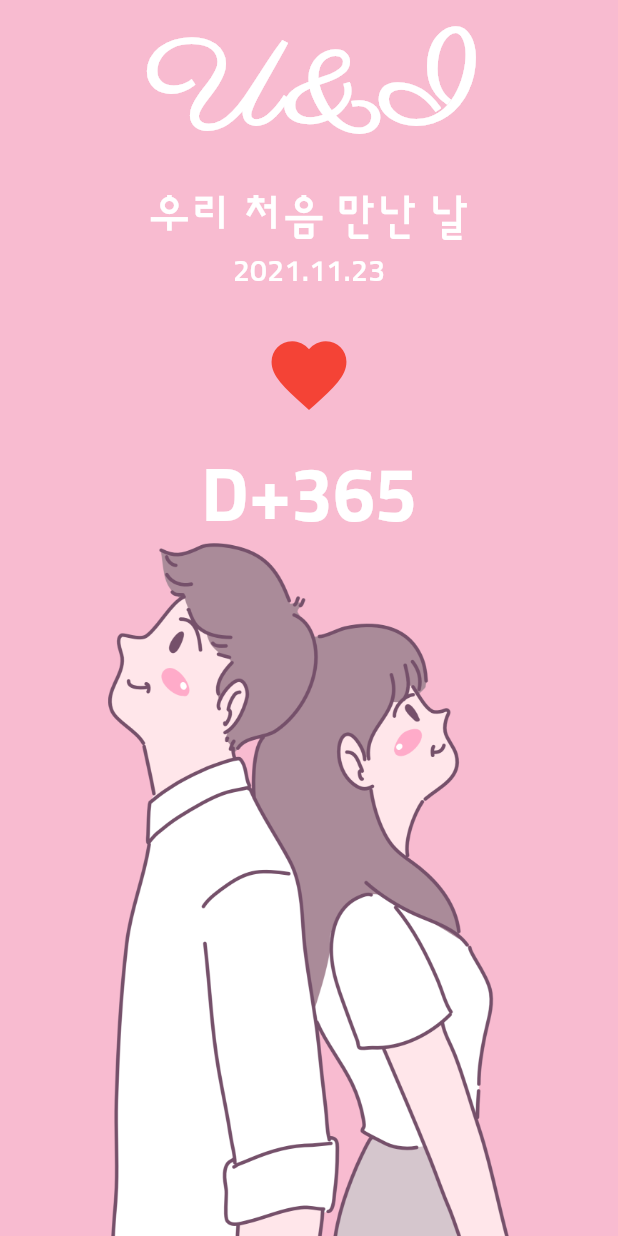
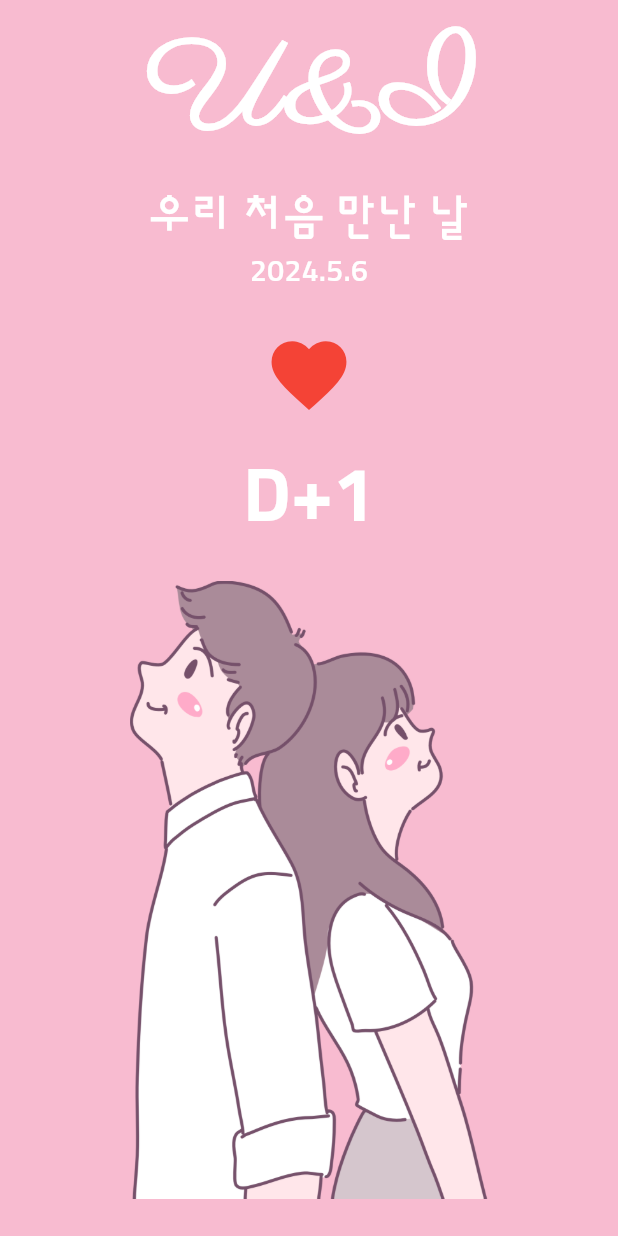
Before and after one commit to minxd95/flutter-study, a Flutter app: the screen it shows after launch, on a phone screen of 412 x 824 dp. Run offline on Flutter 3.47's test engine with Material 3 defaults, Android fonts, the light colour scheme and no system bars; our stand-ins replace webview_flutter.

Commit message:
10장 완

```diff
--- a/ch10_u_and_i/lib/screens/home_screen.dart
+++ b/ch10_u_and_i/lib/screens/home_screen.dart
@@ -1,7 +1,38 @@
+import 'package:flutter/cupertino.dart';
 import 'package:flutter/material.dart';
 
-class HomeScreen extends StatelessWidget {
+class HomeScreen extends StatefulWidget {
   const HomeScreen({super.key});
+
+  @override
+  State<HomeScreen> createState() => _HomeScreen();
+}
+
+class _HomeScreen extends State<HomeScreen> {
+  DateTime firstDay = DateTime.now();
+
+  void onHeartPressed() {
+    showCupertinoDialog(
+      context: context,
+      builder: (BuildContext context) {
+        return Align(
+          alignment: Alignment.bottomCenter,
+          child: Container(
+            color: Colors.white,
+            height: 300,
+            child: CupertinoDatePicker(
+                mode: CupertinoDatePickerMode.date,
+                onDateTimeChanged: (DateTime date) {
+                  setState(() {
+                    firstDay = date;
+                  });
+                }),
+          ),
+        );
+      },
+      barrierDismissible: true,
+    );
+  }
 
   @override
   Widget build(BuildContext context) {
@@ -14,7 +45,10 @@
           mainAxisAlignment: MainAxisAlignment.spaceBetween,
           crossAxisAlignment: CrossAxisAlignment.stretch,
           children: [
-            _DDay(),
+            _DDay(
+              onHeartPressed: onHeartPressed,
+              firstDay: firstDay,
+            ),
             _CoupleImage(),
           ],
         ),
@@ -24,9 +58,18 @@
 }
 
 class _DDay extends StatelessWidget {
+  final GestureTapCallback onHeartPressed;
+  final DateTime firstDay;
+
+  const _DDay({
+    required this.onHeartPressed,
+    required this.firstDay,
+  });
+
   @override
   Widget build(BuildContext context) {
     final textTheme = Theme.of(context).textTheme;
+    final now = DateTime.now();
 
     return Column(
       children: [
@@ -45,7 +88,7 @@
           style: textTheme.bodyLarge,
         ),
         Text(
-          '2021.11.23',
+          '${firstDay.year}.${firstDay.month}.${firstDay.day}',
           style: textTheme.bodyMedium,
         ),
         const SizedBox(
@@ -53,7 +96,7 @@
         ),
         IconButton(
           iconSize: 60.0,
-          onPressed: () {},
+          onPressed: onHeartPressed,
           icon: const Icon(
             Icons.favorite,
             color: Colors.red,
@@ -63,7 +106,7 @@
           height: 16.0,
         ),
         Text(
-          'D+365',
+          'D+${DateTime(now.year, now.month, now.day).difference(firstDay).inDays + 1}',
           style: textTheme.displayMedium,
         ),
       ],
@@ -78,7 +121,7 @@
       child: Center(
         child: Image.asset(
           'assets/images/middle_image.png',
-          // height: MediaQuery.of(context).size.height / 2,
+          height: MediaQuery.of(context).size.height / 2,
         ),
       ),
     );
```
